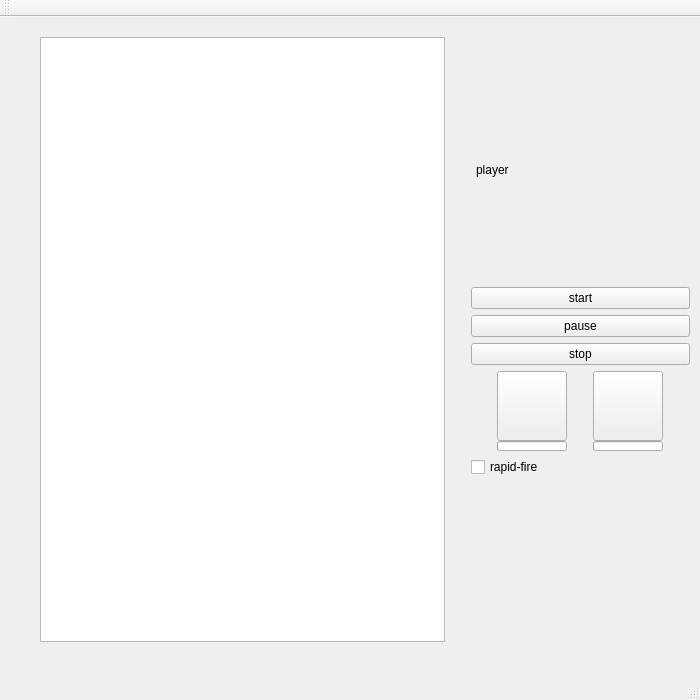
ZhuMon/Shooting_Game, file shooting_game/mainwindow.ui: the form before one commit.
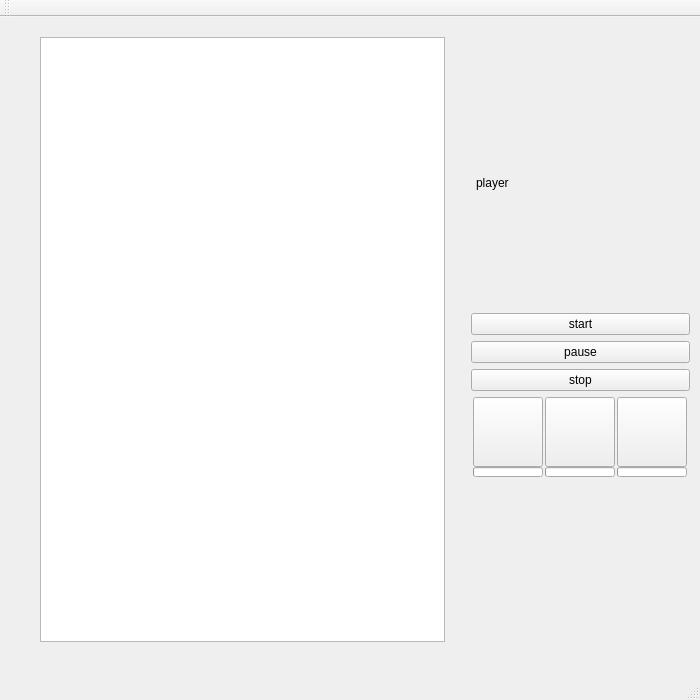
The form after the commit.

Commit message: Add "rapidfire"skill

```diff
--- a/shooting_game/mainwindow.ui
+++ b/shooting_game/mainwindow.ui
@@ -82,7 +82,7 @@
       <height>441</height>
      </rect>
     </property>
-    <layout class="QVBoxLayout" name="player_status" stretch="0,0,0,0,0,0">
+    <layout class="QVBoxLayout" name="player_status" stretch="0,0,0,0,0">
      <property name="sizeConstraint">
       <enum>QLayout::SetNoConstraint</enum>
      </property>
@@ -270,6 +270,34 @@
          </property>
         </widget>
        </item>
+       <item row="1" column="1">
+        <widget class="QProgressBar" name="heal_cd">
+         <property name="sizePolicy">
+          <sizepolicy hsizetype="Fixed" vsizetype="Fixed">
+           <horstretch>0</horstretch>
+           <verstretch>0</verstretch>
+          </sizepolicy>
+         </property>
+         <property name="maximumSize">
+          <size>
+           <width>70</width>
+           <height>10</height>
+          </size>
+         </property>
+         <property name="maximum">
+          <number>40</number>
+         </property>
+         <property name="value">
+          <number>0</number>
+         </property>
+         <property name="textVisible">
+          <bool>false</bool>
+         </property>
+         <property name="format">
+          <string>%p%</string>
+         </property>
+        </widget>
+       </item>
        <item row="0" column="0">
         <widget class="QPushButton" name="doubleshot">
          <property name="sizePolicy">
@@ -308,8 +336,27 @@
          </property>
         </widget>
        </item>
-       <item row="1" column="1">
-        <widget class="QProgressBar" name="heal_cd">
+       <item row="0" column="2">
+        <widget class="QPushButton" name="rapidfire">
+         <property name="sizePolicy">
+          <sizepolicy hsizetype="Fixed" vsizetype="Fixed">
+           <horstretch>0</horstretch>
+           <verstretch>0</verstretch>
+          </sizepolicy>
+         </property>
+         <property name="maximumSize">
+          <size>
+           <width>70</width>
+           <height>70</height>
+          </size>
+         </property>
+         <property name="text">
+          <string/>
+         </property>
+        </widget>
+       </item>
+       <item row="1" column="2">
+        <widget class="QProgressBar" name="rapidfire_cd">
          <property name="sizePolicy">
           <sizepolicy hsizetype="Fixed" vsizetype="Fixed">
            <horstretch>0</horstretch>
@@ -323,7 +370,7 @@
           </size>
          </property>
          <property name="maximum">
-          <number>40</number>
+          <number>30</number>
          </property>
          <property name="value">
           <number>0</number>
@@ -338,13 +385,6 @@
        </item>
       </layout>
      </item>
-     <item>
-      <widget class="QCheckBox" name="rapid_fire">
-       <property name="text">
-        <string>rapid-fire</string>
-       </property>
-      </widget>
-     </item>
     </layout>
    </widget>
    <widget class="QWidget" name="gridLayoutWidget_2">
```
The commit also changes 4 other files.
